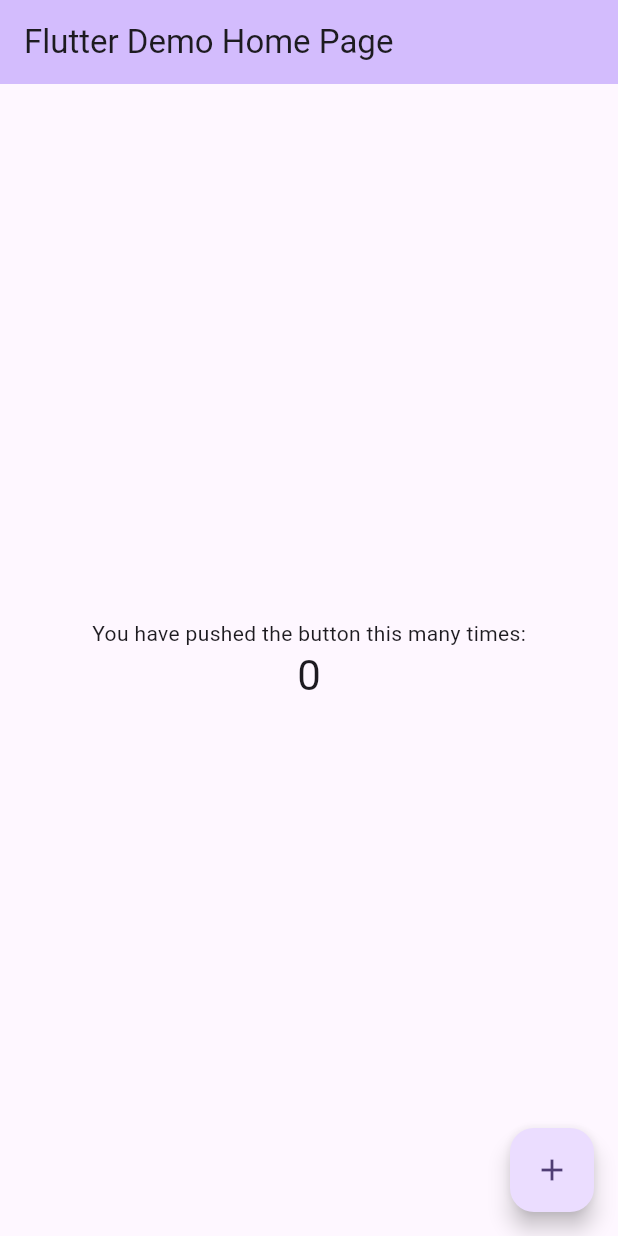
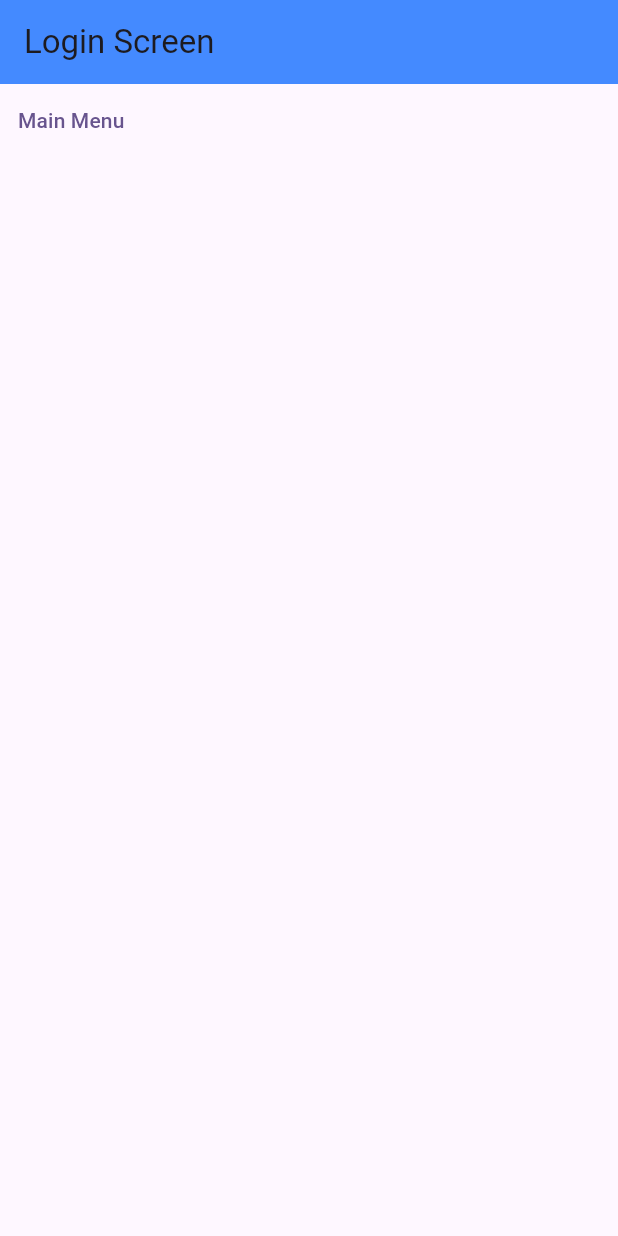
Before and after one commit to mehmet4kif/kovalingo, a Flutter app: the screen it shows after launch, on a phone screen of 412 x 824 dp. Run offline on Flutter 3.47's test engine with Material 3 defaults, Android fonts, the phone set to English and light mode, and no system bars.

Commit message:
constant files and logo

```diff
--- a/lib/main.dart
+++ b/lib/main.dart
@@ -1,52 +1,28 @@
 import 'package:flutter/material.dart';
+import 'package:kovalingo/pages/main_menu.dart';
+import 'package:kovalingo/widgets/custom_navigator.dart';
 
 void main() {
   runApp(const MyApp());
 }
 
 class MyApp extends StatelessWidget {
-  const MyApp({super.key});
+  const MyApp({Key? key});
 
-  // This widget is the root of your application.
   @override
   Widget build(BuildContext context) {
     return MaterialApp(
-      title: 'Flutter Demo',
       theme: ThemeData(
-        // This is the theme of your application.
-        //
-        // TRY THIS: Try running your application with "flutter run". You'll see
-        // the application has a purple toolbar. Then, without quitting the app,
-        // try changing the seedColor in the colorScheme below to Colors.green
-        // and then invoke "hot reload" (save your changes or press the "hot
-        // reload" button in a Flutter-supported IDE, or press "r" if you used
-        // the command line to start the app).
-        //
-        // Notice that the counter didn't reset back to zero; the application
-        // state is not lost during the reload. To reset the state, use hot
-        // restart instead.
-        //
-        // This works for code too, not just values: Most code changes can be
-        // tested with just a hot reload.
         colorScheme: ColorScheme.fromSeed(seedColor: Colors.deepPurple),
         useMaterial3: true,
       ),
-      home: const MyHomePage(title: 'Flutter Demo Home Page'),
+      home: const MyHomePage(title: 'Login Screen'),
     );
   }
 }
 
 class MyHomePage extends StatefulWidget {
-  const MyHomePage({super.key, required this.title});
-
-  // This widget is the home page of your application. It is stateful, meaning
-  // that it has a State object (defined below) that contains fields that affect
-  // how it looks.
-
-  // This class is the configuration for the state. It holds the values (in this
-  // case the title) provided by the parent (in this case the App widget) and
-  // used by the build method of the State. Fields in a Widget subclass are
-  // always marked "final".
+  const MyHomePage({Key? key, required this.title});
 
   final String title;
 
@@ -55,71 +31,23 @@ class MyHomePage extends StatefulWidget {
 }
 
 class _MyHomePageState extends State<MyHomePage> {
-  int _counter = 0;
-
-  void _incrementCounter() {
-    setState(() {
-      // This call to setState tells the Flutter framework that something has
-      // changed in this State, which causes it to rerun the build method below
-      // so that the display can reflect the updated values. If we changed
-      // _counter without calling setState(), then the build method would not be
-      // called again, and so nothing would appear to happen.
-      _counter++;
-    });
-  }
-
   @override
   Widget build(BuildContext context) {
-    // This method is rerun every time setState is called, for instance as done
-    // by the _incrementCounter method above.
-    //
-    // The Flutter framework has been optimized to make rerunning build methods
-    // fast, so that you can just rebuild anything that needs updating rather
-    // than having to individually change instances of widgets.
     return Scaffold(
       appBar: AppBar(
-        // TRY THIS: Try changing the color here to a specific color (to
-        // Colors.amber, perhaps?) and trigger a hot reload to see the AppBar
-        // change color while the other colors stay the same.
-        backgroundColor: Theme.of(context).colorScheme.inversePrimary,
-        // Here we take the value from the MyHomePage object that was created by
-        // the App.build method, and use it to set our appbar title.
+        backgroundColor: Colors.blueAccent,
         title: Text(widget.title),
       ),
-      body: Center(
-        // Center is a layout widget. It takes a single child and positions it
-        // in the middle of the parent.
-        child: Column(
-          // Column is also a layout widget. It takes a list of children and
-          // arranges them vertically. By default, it sizes itself to fit its
-          // children horizontally, and tries to be as tall as its parent.
-          //
-          // Column has various properties to control how it sizes itself and
-          // how it positions its children. Here we use mainAxisAlignment to
-          // center the children vertically; the main axis here is the vertical
-          // axis because Columns are vertical (the cross axis would be
-          // horizontal).
-          //
-          // TRY THIS: Invoke "debug painting" (choose the "Toggle Debug Paint"
-          // action in the IDE, or press "p" in the console), to see the
-          // wireframe for each widget.
-          mainAxisAlignment: MainAxisAlignment.center,
-          children: <Widget>[
-            const Text(
-              'You have pushed the button this many times:',
-            ),
-            Text(
-              '$_counter',
-              style: Theme.of(context).textTheme.headlineMedium,
-            ),
-          ],
-        ),
+      body: Column(
+        children: <Widget>[
+          TextButton(
+            onPressed: () {
+              Navigator.push(context, CustomNavigator(const MainMenu()));
+            },
+            child: const Text("Main Menu"),
+          ),
+        ],
       ),
-      floatingActionButton: FloatingActionButton(
-        onPressed: _incrementCounter,
-        tooltip: 'Increment',
-        child: const Icon(Icons.add),
-      ), // This trailing comma makes auto-formatting nicer for build methods.
     );
   }
 }
--- a/lib/pages/main_menu.dart
+++ b/lib/pages/main_menu.dart
@@ -21,10 +21,9 @@ class MainMenu extends StatelessWidget {
                   children: [
                     Expanded(
                       child: Container(
-                        color: Colors.red,
                         child: Image.asset(
-                          "assets/images/menuLogo.png",
-                          fit: BoxFit.cover,
+                          "assets/images/menuLogo2.png",
+                          fit: BoxFit.fitWidth,
                         ),
                       ),
                     ),
--- a/pubspec.yaml
+++ b/pubspec.yaml
@@ -57,6 +57,8 @@ flutter:
   # included with your application, so that you can use the icons in
   # the material Icons class.
   uses-material-design: true
+  assets:
+    - assets/images/
 
   # To add assets to your application, add an assets section, like this:
   # assets:
```
Also changed, not shown: lib/constants/colors.dart (+11 -0 lines), lib/pages/words_page.dart (+26 -1 lines), lib/pages/words_sub_pages/word_packages_page.dart (+61 -0 lines), lib/widgets/custom_menu_button.dart (+52 -0 lines), lib/widgets/custom_navigator.dart (+15 -0 lines), lib/widgets/words_package_button.dart (+47 -0 lines).
